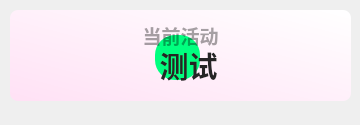
Old version of the form yukimura/widget-current-activity.ui in the repository leohu1/CWThemes.
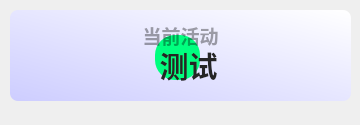
New version of the form. Icons and pictures are not drawn.

Commit message: Change Yukimura Theme Color

```diff
--- a/yukimura/widget-current-activity.ui
+++ b/yukimura/widget-current-activity.ui
@@ -117,7 +117,7 @@
     </rect>
    </property>
    <property name="styleSheet">
-    <string notr="true">background-color: qlineargradient(spread:pad, x1:0, y1:1, x2:1, y2:0, stop:0 rgba(255, 225, 245, 255), stop:1 rgba(255, 255, 255, 255));
+    <string notr="true">background-color: qlineargradient(spread:pad, x1:0, y1:1, x2:1, y2:0, stop:0 rgba(205, 205, 255, 255), stop:1 rgba(255, 255, 255, 255));
 border-radius: 8px</string>
    </property>
    <property name="text">
```
Left out of the diff: 2 changed lines with no effect on the pictures. The commit also changes 5 other files.
